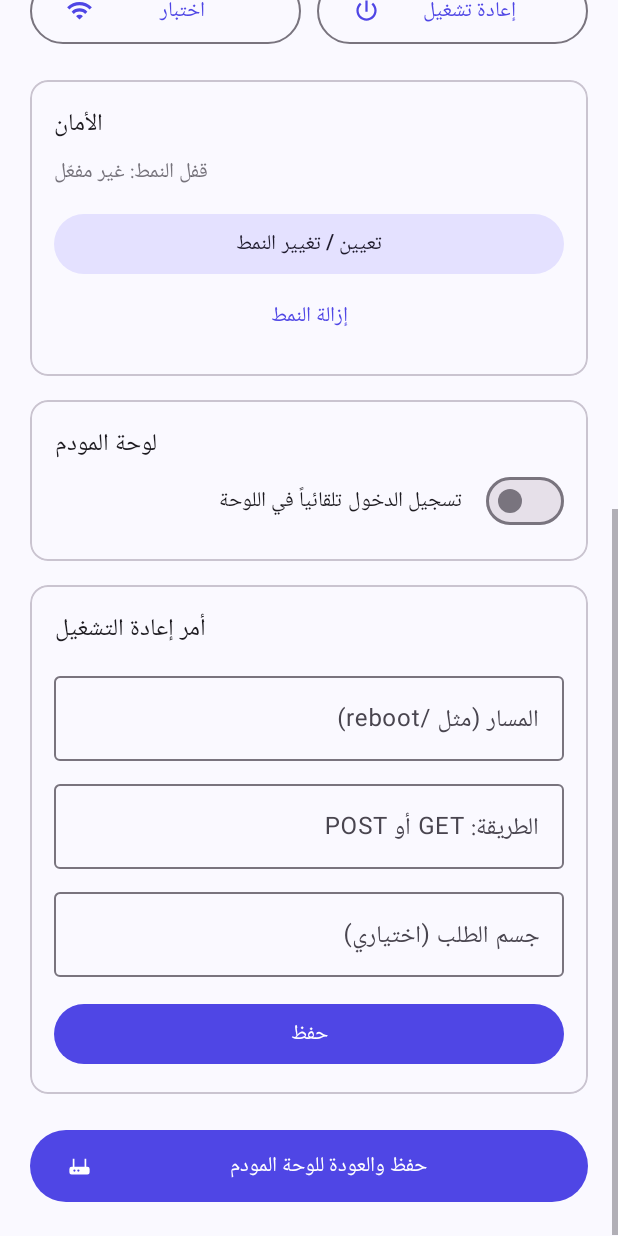
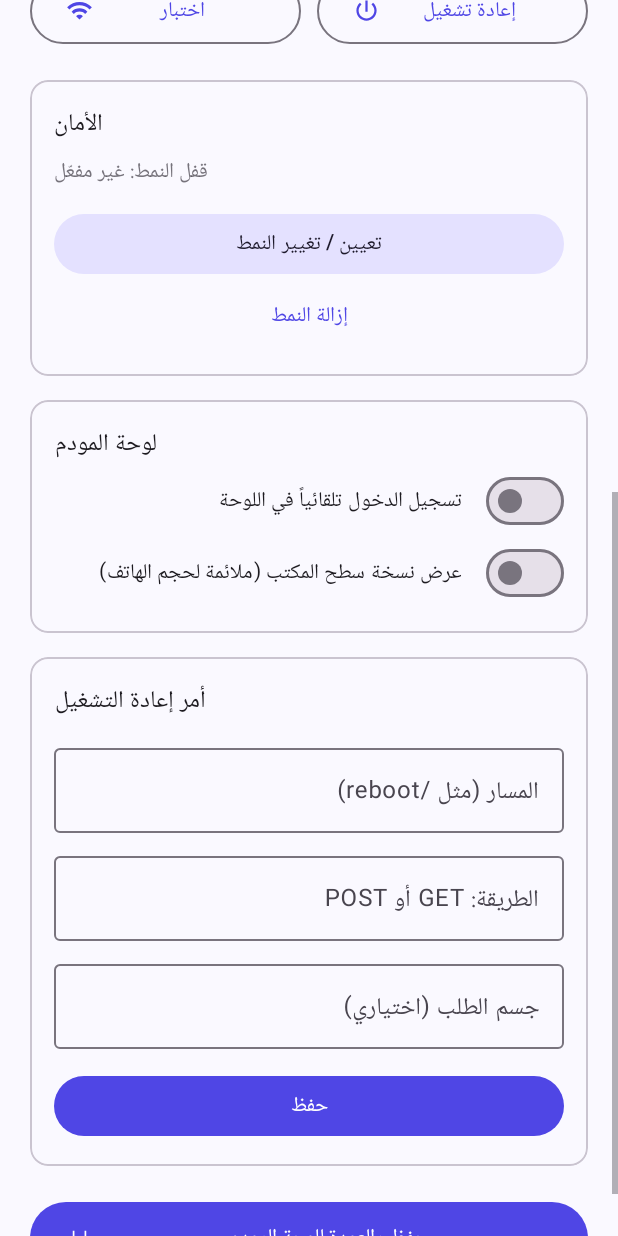
Before and after one commit to free03free/tenda, an Android app: the screen it shows after launch (SettingsActivity), scrolled down 576 dp, on a phone screen of 412 x 824 dp. Run offline under Robolectric (Android 15) with nearby library versions, the phone set to English and light mode, and no system bars; 4 statements that could not run were skipped.

Commit message:
Update 5 files via L2SBuilder — 2026-11-20 07:33

```diff
--- a/app/src/main/java/com/example/modemcontrol/SettingsActivity.kt
+++ b/app/src/main/java/com/example/modemcontrol/SettingsActivity.kt
@@ -76,9 +76,11 @@ class SettingsActivity : LockedActivity() {
         setStatus("لم يتم اختبار الاتصال بعد", R.color.neutral)
         refresh()
 
-        val sw = findViewById<MaterialSwitch>(R.id.swAutoLogin)
-        sw.isChecked = Prefs.getString(this, "auto_login", "1") == "1"
-        sw.setOnCheckedChangeListener { _, c -> Prefs.putString(this, "auto_login", if (c) "1" else "0") }
+        for ((id, key, def) in listOf(Triple(R.id.swAutoLogin, "auto_login", "1"), Triple(R.id.swDesktop, "desktop_mode", "0"))) {
+            val sw = findViewById<MaterialSwitch>(id)
+            sw.isChecked = Prefs.getString(this, key, def) == "1"
+            sw.setOnCheckedChangeListener { _, c -> Prefs.putString(this, key, if (c) "1" else "0") }
+        }
 
         findViewById<View>(R.id.btnSave).setOnClickListener { if (save()) setStatus("تم حفظ البيانات", R.color.success) }
         findViewById<View>(R.id.btnTest).setOnClickListener { test() }
--- a/app/src/main/java/com/example/modemcontrol/WebPanelActivity.kt
+++ b/app/src/main/java/com/example/modemcontrol/WebPanelActivity.kt
@@ -23,6 +23,13 @@ class WebPanelActivity : LockedActivity() {
     private var loadedHost: String? = null
     private var askedSettings = false
     private var attempts = 0
+    private var desktopApplied: Boolean? = null
+    private var defaultUa = ""
+    private val desktopUa = "Mozilla/5.0 (X11; Linux x86_64) AppleWebKit/537.36 (KHTML, like Gecko) Chrome/124.0.0.0 Safari/537.36"
+    // يفرض عرض صفحة 1100px فيصغّرها WebView تلقائياً لتناسب عرض الهاتف، مع إمكانية التكبير بالإصبعين
+    private val viewportJs = """(function(){var m=document.querySelector('meta[name=viewport]');
+        if(!m){m=document.createElement('meta');m.name='viewport';document.head.appendChild(m);}
+        m.content='width=1100';})()"""
 
     @SuppressLint("SetJavaScriptEnabled")
     override fun onCreate(savedInstanceState: Bundle?) {
@@ -32,6 +39,10 @@ class WebPanelActivity : LockedActivity() {
         val bar = findViewById<LinearProgressIndicator>(R.id.progress)
         web.settings.javaScriptEnabled = true
         web.settings.domStorageEnabled = true
+        defaultUa = web.settings.userAgentString
+        web.settings.setSupportZoom(true)
+        web.settings.builtInZoomControls = true
+        web.settings.displayZoomControls = false
         CookieManager.getInstance().apply { setAcceptCookie(true); setAcceptThirdPartyCookies(web, true) }
 
         web.webChromeClient = object : WebChromeClient() {
@@ -48,6 +59,7 @@ class WebPanelActivity : LockedActivity() {
 
             override fun onPageFinished(v: WebView, url: String?) {
                 CookieManager.getInstance().flush()
+                if (desktopApplied == true) v.evaluateJavascript(viewportJs, null)
                 val host = loadedHost ?: return
                 if (url != null && Uri.parse(url).host == host.substringBefore(':')) {
                     Prefs.putString(this@WebPanelActivity, "last_url", url)
@@ -56,6 +68,13 @@ class WebPanelActivity : LockedActivity() {
             }
         }
         findViewById<android.view.View>(R.id.btnRefresh).setOnClickListener { web.reload() }
+        findViewById<android.view.View>(R.id.btnDesktop).setOnClickListener {
+            val on = Prefs.getString(this, "desktop_mode", "0") != "1"
+            Prefs.putString(this, "desktop_mode", if (on) "1" else "0")
+            android.widget.Toast.makeText(this, if (on) "عرض سطح المكتب: مفعّل" else "عرض الهاتف: مفعّل",
+                android.widget.Toast.LENGTH_SHORT).show()
+            onReady()
+        }
         findViewById<android.view.View>(R.id.btnSettings).setOnClickListener {
             startActivity(Intent(this, SettingsActivity::class.java))
         }
@@ -67,18 +86,31 @@ class WebPanelActivity : LockedActivity() {
 
     /** تُستدعى بعد فتح القفل: تحمّل اللوحة فقط إذا تغيّر الـ IP، وإلا تبقى الصفحة كما هي. */
     override fun onReady() {
+        val modeChanged = applyMode()
         val host = ModemClient.normalize(Prefs.getString(this, "ip"))
         if (host == null) {
             if (!askedSettings) { askedSettings = true; startActivity(Intent(this, SettingsActivity::class.java)) }
             return
         }
-        if (host == loadedHost) return
+        if (host == loadedHost) { if (modeChanged) web.reload(); return }
         loadedHost = host
         attempts = 0
         findViewById<TextView>(R.id.tvHost).text = host
         val last = Prefs.getString(this, "last_url")
         val sameHost = last.isNotEmpty() && Uri.parse(last).host == host.substringBefore(':')
         web.loadUrl(if (sameHost) last else "http://$host")
+    }
+
+    /** يطبّق وضع سطح المكتب/الهاتف؛ يرجع true إذا تغيّر الوضع. */
+    private fun applyMode(): Boolean {
+        val desktop = Prefs.getString(this, "desktop_mode", "0") == "1"
+        findViewById<android.view.View>(R.id.btnDesktop).alpha = if (desktop) 1f else 0.5f
+        if (desktop == desktopApplied) return false
+        desktopApplied = desktop
+        web.settings.userAgentString = if (desktop) desktopUa else defaultUa
+        web.settings.useWideViewPort = desktop
+        web.settings.loadWithOverviewMode = desktop
+        return true
     }
 
     /** يملأ كلمة المرور ويضغط زر الدخول، فقط داخل صفحات المودم نفسه ولمحاولتين كحد أقصى. */
--- /dev/null
+++ b/app/src/main/res/drawable/ic_desktop.xml
@@ -0,0 +1,6 @@
+<vector xmlns:android="http://schemas.android.com/apk/res/android"
+    android:width="24dp" android:height="24dp" android:viewportWidth="24" android:viewportHeight="24"
+    android:tint="?attr/colorControlNormal">
+    <path android:fillColor="@android:color/white"
+        android:pathData="M21,2H3C1.9,2 1,2.9 1,4v12c0,1.1 0.9,2 2,2h7v2H8v2h8v-2h-2v-2h7c1.1,0 2,-0.9 2,-2V4C23,2.9 22.1,2 21,2zM21,16H3V4h18V16z" />
+</vector>
--- a/app/src/main/res/layout/activity_settings.xml
+++ b/app/src/main/res/layout/activity_settings.xml
@@ -95,6 +95,9 @@
                         <com.google.android.material.materialswitch.MaterialSwitch android:id="@+id/swAutoLogin"
                     android:layout_width="match_parent" android:layout_height="wrap_content"
                     android:text="تسجيل الدخول تلقائياً في اللوحة" />
+                <com.google.android.material.materialswitch.MaterialSwitch android:id="@+id/swDesktop"
+                    android:layout_width="match_parent" android:layout_height="wrap_content"
+                    android:text="عرض نسخة سطح المكتب (ملائمة لحجم الهاتف)" />
             </LinearLayout>
         </com.google.android.material.card.MaterialCardView>
 
--- a/app/src/main/res/layout/activity_web.xml
+++ b/app/src/main/res/layout/activity_web.xml
@@ -13,6 +13,9 @@
         <com.google.android.material.button.MaterialButton android:id="@+id/btnRefresh"
             style="@style/Widget.Material3.Button.IconButton" android:layout_width="48dp" android:layout_height="48dp"
             app:icon="@drawable/ic_refresh" android:contentDescription="تحديث" />
+        <com.google.android.material.button.MaterialButton android:id="@+id/btnDesktop"
+            style="@style/Widget.Material3.Button.IconButton" android:layout_width="48dp" android:layout_height="48dp"
+            app:icon="@drawable/ic_desktop" android:contentDescription="عرض سطح المكتب" />
         <com.google.android.material.button.MaterialButton android:id="@+id/btnSettings"
             style="@style/Widget.Material3.Button.IconButton" android:layout_width="48dp" android:layout_height="48dp"
             app:icon="@drawable/ic_settings" android:contentDescription="الإعدادات" />
```
